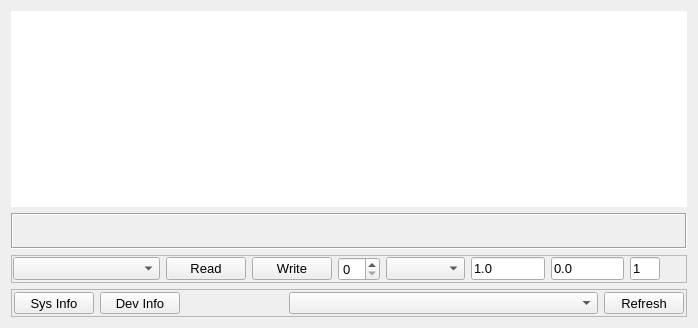
This is infoform.ui in MccDv/mdihattest as Qt 5 draws it before an edit. The edited form follows.
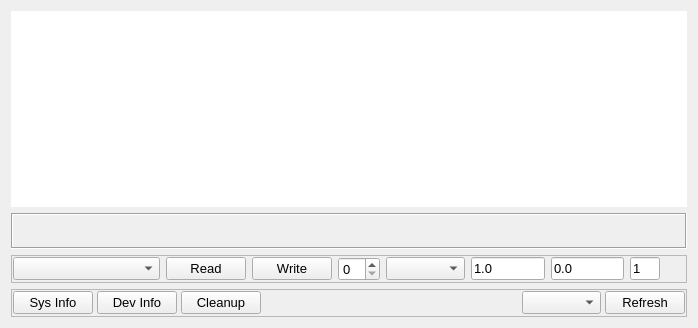
This is the edited form.

Patch:
```diff
--- a/infoform.ui
+++ b/infoform.ui
@@ -270,18 +270,21 @@
      <property name="frameShadow">
       <enum>QFrame::Raised</enum>
      </property>
-     <layout class="QHBoxLayout" name="horizontalLayout" stretch="1,0,2,6,1">
+     <layout class="QHBoxLayout" name="horizontalLayout">
+      <property name="spacing">
+       <number>4</number>
+      </property>
       <property name="leftMargin">
-       <number>2</number>
+       <number>1</number>
       </property>
       <property name="topMargin">
-       <number>2</number>
+       <number>1</number>
       </property>
       <property name="rightMargin">
-       <number>2</number>
+       <number>1</number>
       </property>
       <property name="bottomMargin">
-       <number>2</number>
+       <number>1</number>
       </property>
       <item>
        <widget class="QPushButton" name="cmdSysInfo">
@@ -297,6 +300,13 @@
         </property>
        </widget>
       </item>
+      <item>
+       <widget class="QPushButton" name="cmdCleanup">
+        <property name="text">
+         <string>Cleanup</string>
+        </property>
+       </widget>
+      </item>
       <item>
        <spacer name="horizontalSpacer">
         <property name="orientation">
```
